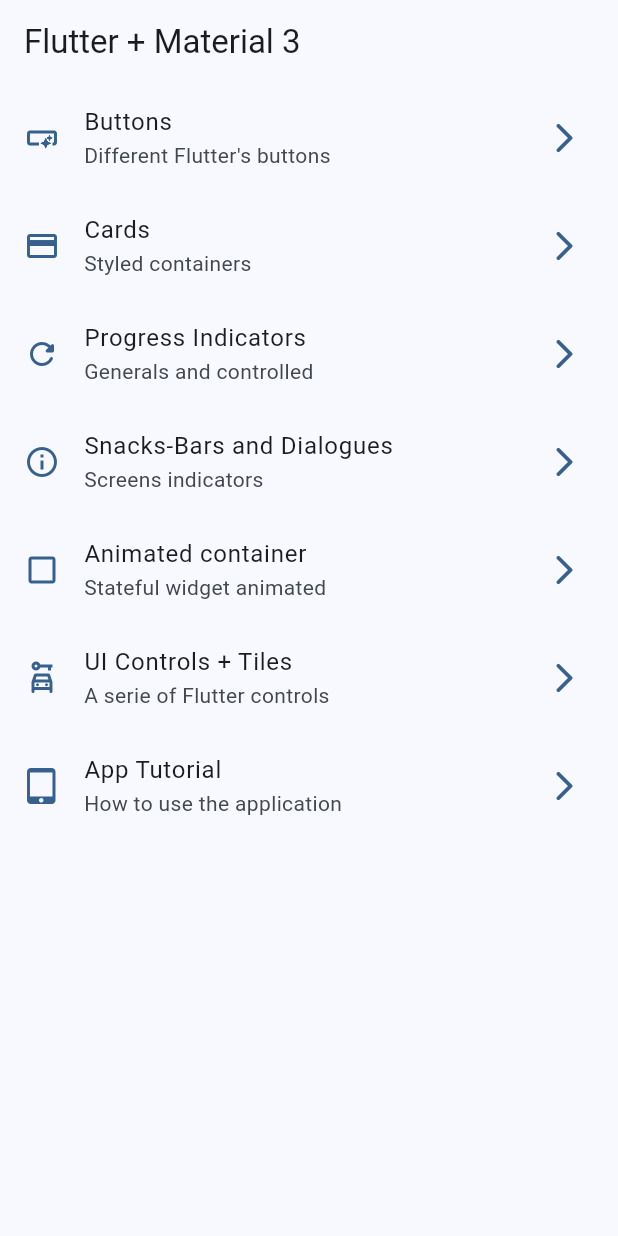
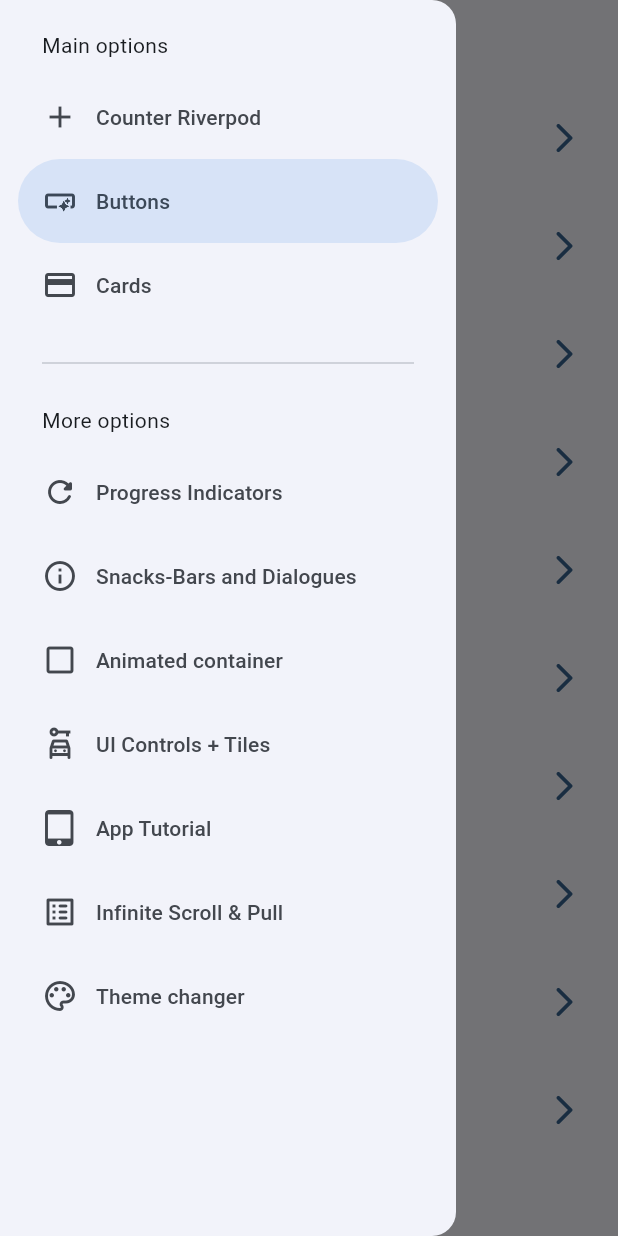
Before and after one commit to ObedSAGA/widgetapp-flutter, a Flutter app: the screen it shows after launch, with the side drawer open (before the commit the screen has no drawer), on a phone screen of 412 x 824 dp. Run offline on Flutter 3.47's test engine with Material 2 defaults, Android fonts, the phone set to English and light mode, and no system bars; our stand-ins replace animate_do, flutter_riverpod, go_router.

Commit message:
Add Riverpod to the current features: counter, themeselector

```diff
--- a/lib/config/menu/menu_items.dart
+++ b/lib/config/menu/menu_items.dart
@@ -15,6 +15,12 @@ class MenuItem {
 }
 
 const appMenuItems = <MenuItem>[
+  MenuItem(
+    title: 'Counter Riverpod',
+    subTitle: 'State Provider',
+    link: '/counter',
+    icon: Icons.add
+    ),
   MenuItem(
     title: 'Buttons',
     subTitle: 'Different Flutter\'s buttons',
@@ -57,5 +63,17 @@ const appMenuItems = <MenuItem>[
     link: '/tutorial',
     icon: Icons.tablet_mac_rounded
     ),
+  MenuItem(
+    title: 'Infinite Scroll & Pull',
+    subTitle: 'Infinite lists and pull to refresh',
+    link: '/infinite',
+    icon: Icons.list_alt_rounded
+    ),
+  MenuItem(
+    title: 'Theme changer',
+    subTitle: 'Select your favorite theme',
+    link: '/theme-changer',
+    icon: Icons.color_lens_outlined
+    ),
 
 ];
--- a/lib/config/router/app_router.dart
+++ b/lib/config/router/app_router.dart
@@ -46,5 +46,20 @@ final appRouter = GoRouter(
       name: AppTutorialScreen.name,
       builder: (context, state) => const AppTutorialScreen(),
     ),
+    GoRoute(
+      path: '/infinite',
+      name: InfiniteScrollScreen.name,
+      builder: (context, state) => const InfiniteScrollScreen(),
+    ),
+    GoRoute(
+      path: '/counter',
+      name: CounterScreen.name,
+      builder: (context, state) => const CounterScreen(),
+    ),
+    GoRoute(
+      path: '/theme-changer',
+      name: ThemeChangerScreen.name,
+      builder: (context, state) => const ThemeChangerScreen(),
+    ),
   ],
 );
--- a/lib/config/theme/app_theme.dart
+++ b/lib/config/theme/app_theme.dart
@@ -14,18 +14,18 @@ const colorList = <Color>[
 
 class AppTheme {
   final int selectedColor;
+  final bool isDarkModeEnabled;
 
-  AppTheme({this.selectedColor = 0})
+  AppTheme({this.selectedColor = 0, this.isDarkModeEnabled = false})
       : assert(selectedColor >= 0, 'selected color must be greater than 0'),
-        assert(selectedColor < colorList.length, 'selected color must equal than ${ colorList.length - 1}');
+        assert(selectedColor < colorList.length,
+            'selected color must equal than ${colorList.length - 1}');
 
-
-  ThemeData getTheme() =>
-      ThemeData(
-        useMaterial3: true,
-        colorSchemeSeed: colorList[selectedColor],
-        appBarTheme: const AppBarTheme(
-          centerTitle: false,
-        )
-      );
+  ThemeData getTheme() => ThemeData(
+      useMaterial3: true,
+      brightness: isDarkModeEnabled ? Brightness.dark : Brightness.light,
+      colorSchemeSeed: colorList[selectedColor],
+      appBarTheme: const AppBarTheme(
+        centerTitle: false,
+      ));
 }
--- a/lib/main.dart
+++ b/lib/main.dart
@@ -1,21 +1,30 @@
 import 'package:flutter/material.dart';
+import 'package:flutter_riverpod/flutter_riverpod.dart';
 import 'package:widgets_app/config/router/app_router.dart';
 import 'package:widgets_app/config/theme/app_theme.dart';
+import 'package:widgets_app/presentation/providers/theme_provider.dart';
 
 void main() {
-  runApp(const MainApp());
+  runApp(
+    const ProviderScope(
+      child: MainApp(),
+    ),
+  );
 }
 
-class MainApp extends StatelessWidget {
+class MainApp extends ConsumerWidget {
   const MainApp({super.key});
 
   @override
-  Widget build(BuildContext context) {
+  Widget build(BuildContext context, WidgetRef ref) {
+    final int selectedColor = ref.watch(selectedColorProvider);
+    final bool isDarkMode = ref.watch(isDarkmodeProvider);
+
     return MaterialApp.router(
-        title: 'Flutter Widgets',
-        routerConfig: appRouter,
-        debugShowCheckedModeBanner: false,
-        theme: AppTheme(selectedColor: 0).getTheme(),
+      title: 'Flutter Widgets',
+      routerConfig: appRouter,
+      debugShowCheckedModeBanner: false,
+      theme: AppTheme(selectedColor: selectedColor, isDarkModeEnabled: isDarkMode).getTheme(),
     );
   }
 }
--- /dev/null
+++ b/lib/presentation/providers/counter_provider.dart
@@ -0,0 +1,3 @@
+import 'package:flutter_riverpod/flutter_riverpod.dart';
+
+final counterProvider = StateProvider<int>((ref) => 0,);
--- /dev/null
+++ b/lib/presentation/providers/theme_provider.dart
@@ -0,0 +1,11 @@
+import 'package:flutter_riverpod/flutter_riverpod.dart';
+import 'package:widgets_app/config/theme/app_theme.dart';
+
+// Provides an immutable color list
+final colorListProvider = Provider((ref) => colorList);
+
+// Provides a boolean
+final isDarkmodeProvider = StateProvider<bool>((ref) => false);
+
+// Provide an integer
+final selectedColorProvider = StateProvider<int>((ref) => 0);
--- a/lib/presentation/screens/home/home_screen.dart
+++ b/lib/presentation/screens/home/home_screen.dart
@@ -1,6 +1,7 @@
 import 'package:flutter/material.dart';
 import 'package:go_router/go_router.dart';
 import 'package:widgets_app/config/menu/menu_items.dart';
+import 'package:widgets_app/presentation/widgets/side_menu.dart';
 
 class HomeScreen extends StatelessWidget {
   static const String name = "home_screen";
@@ -9,9 +10,13 @@ class HomeScreen extends StatelessWidget {
 
   @override
   Widget build(BuildContext context) {
+    final scaffoldkey = GlobalKey<ScaffoldState>();
+
     return Scaffold(
+      key: scaffoldkey,
       appBar: AppBar(title: const Text('Flutter + Material 3')),
       body: const _HomeView(),
+      drawer: SideMenu(scaffoldKey: scaffoldkey,),
     );
   }
 }
@@ -49,7 +54,6 @@ class _CustomListTile extends StatelessWidget {
       title: Text(menuItem.title),
       subtitle: Text(menuItem.subTitle),
       onTap: () {
-
         context.push(menuItem.link);
 
         // OPCIONES DE NAVEGACION CON go_router
--- a/lib/presentation/screens/screens.dart
+++ b/lib/presentation/screens/screens.dart
@@ -3,8 +3,10 @@ export 'package:widgets_app/presentation/screens/animated/animated_screen.dart';
 export 'package:widgets_app/presentation/screens/app_tutorial/app_tutorial_screen.dart';
 export 'package:widgets_app/presentation/screens/buttons/buttons_screen.dart';
 export 'package:widgets_app/presentation/screens/cards/cards_screen.dart';
+export 'package:widgets_app/presentation/screens/counter/counter_screen.dart';
 export 'package:widgets_app/presentation/screens/home/home_screen.dart';
 export 'package:widgets_app/presentation/screens/infinite_scroll/infinite_scroll_screen.dart';
 export 'package:widgets_app/presentation/screens/progress/progress_screen.dart';
 export 'package:widgets_app/presentation/screens/snackbar/snackbar_screen.dart';
+export 'package:widgets_app/presentation/screens/theme_changer/theme_changer.dart';
 export 'package:widgets_app/presentation/screens/ui_controlls/ui_controls_screen.dart';
--- /dev/null
+++ b/lib/presentation/widgets/side_menu.dart
@@ -0,0 +1,55 @@
+import 'package:flutter/material.dart';
+import 'package:go_router/go_router.dart';
+import 'package:widgets_app/config/menu/menu_items.dart';
+
+class SideMenu extends StatefulWidget {
+  final GlobalKey<ScaffoldState> scaffoldKey;
+  const SideMenu({super.key, required this.scaffoldKey});
+
+  @override
+  State<SideMenu> createState() => _SideMenuState();
+}
+
+class _SideMenuState extends State<SideMenu> {
+  int navDrawerIndex = 1;
+
+  @override
+  Widget build(BuildContext context) {
+    final hasNotch = MediaQuery.of(context).viewPadding.top > 35;
+
+    return NavigationDrawer(
+      selectedIndex: navDrawerIndex,
+      onDestinationSelected: (value) {
+        setState(() {
+          navDrawerIndex = value;
+        });
+
+        final menuItem = appMenuItems[value];
+        context.push(menuItem.link);
+        widget.scaffoldKey.currentState?.closeDrawer();
+      },
+      children: [
+        Padding(
+          padding: EdgeInsets.fromLTRB(28, hasNotch ? 0 : 20, 16, 10),
+          child: const Text('Main options'),
+        ),
+        ...appMenuItems.sublist(0, 3).map(
+              (item) => NavigationDrawerDestination(
+                  icon: Icon(item.icon), label: Text(item.title)),
+            ),
+        const Padding(
+          padding: EdgeInsets.fromLTRB(28, 16, 28, 10),
+          child: Divider(),
+        ),
+        const Padding(
+          padding: EdgeInsets.fromLTRB(28, 10, 16, 10),
+          child: Text('More options'),
+        ),
+        ...appMenuItems.sublist(3).map(
+              (item) => NavigationDrawerDestination(
+                  icon: Icon(item.icon), label: Text(item.title)),
+            ),
+      ],
+    );
+  }
+}
--- a/pubspec.yaml
+++ b/pubspec.yaml
@@ -10,6 +10,7 @@ dependencies:
   animate_do: ^3.0.2
   flutter:
     sdk: flutter
+  flutter_riverpod: ^2.3.6
   go_router: ^7.0.1
 
 dev_dependencies:
```
Also changed, not shown: lib/presentation/screens/counter/counter_screen.dart (added, +46 -0 lines), lib/presentation/screens/infinite_scroll/infinite_scroll_screen.dart (+106 -2 lines), lib/presentation/screens/theme_changer/theme_changer.dart (added, +56 -0 lines), pubspec.lock.
